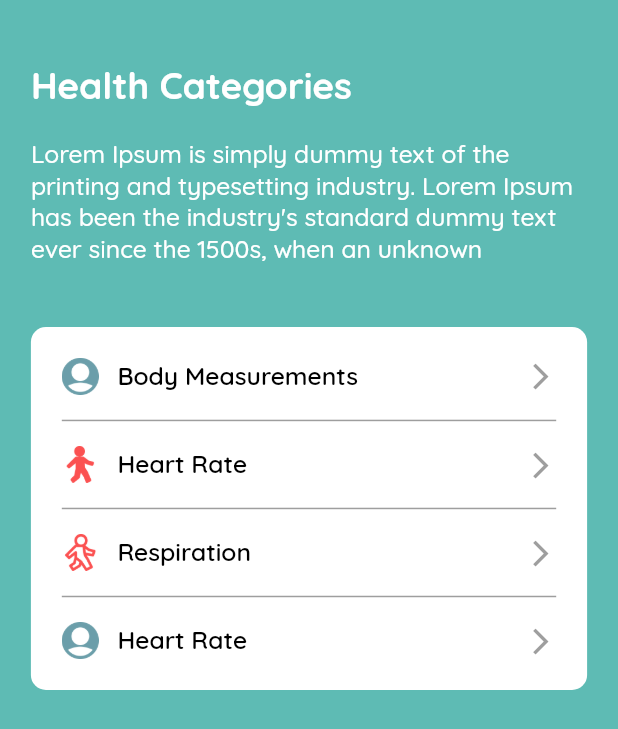
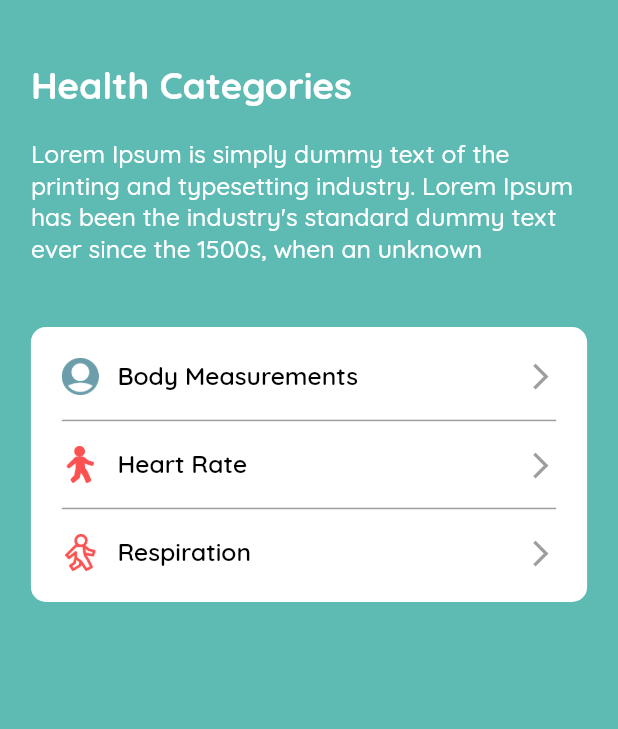
Before and after one commit to danielonettey/healthTap, a Flutter app: the CategoryPage screen opened directly, on a phone screen of 412 x 824 dp. Shown: the top 729 px of the screen. Run offline on Flutter 3.47's test engine with Material 2 defaults, Android fonts, the phone set to English and light mode, and no system bars; missing offline and left inert: nfc_in_flutter.

Commit message:
corrected category page corrected

```diff
--- a/lib/categorypage.dart
+++ b/lib/categorypage.dart
@@ -82,12 +82,7 @@ class _CategoryPageState extends State<CategoryPage> {
                     borderRadius: BorderRadius.all(Radius.circular(10))
                 ),
                 child: Column(
-                  children: <Widget>[
-                    Column(
-                      children: _subcategories.keys.map((item) => Category(name: item,image: images_categories[item],),).toList(),
-                    ),
-                    Category(name: 'Heart Rate',image: 'assets/user.png',last: true,),
-                  ],
+                  children:  _subcategories.keys.map((item) => Category(name: item,image: images_categories[item], last: _subcategories.keys.last == item ? true: false,),).toList(),
                 ),
               )
             ],
```
Also changed, not shown: lib/subcategorypage.dart (+3 -38 lines).
